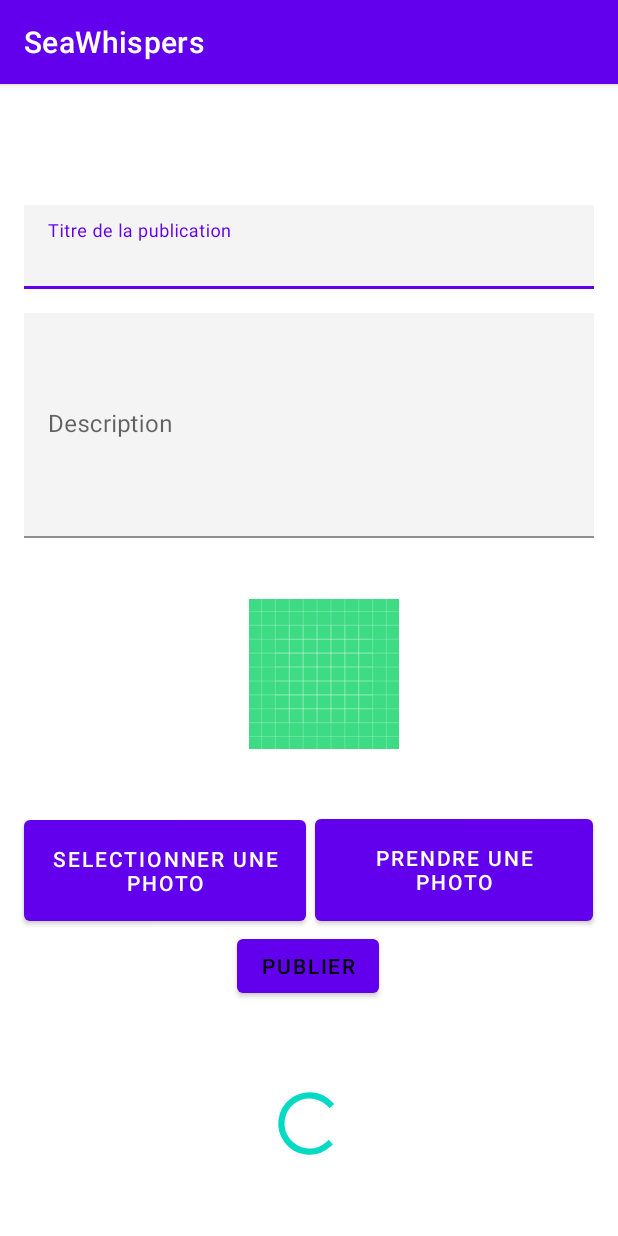
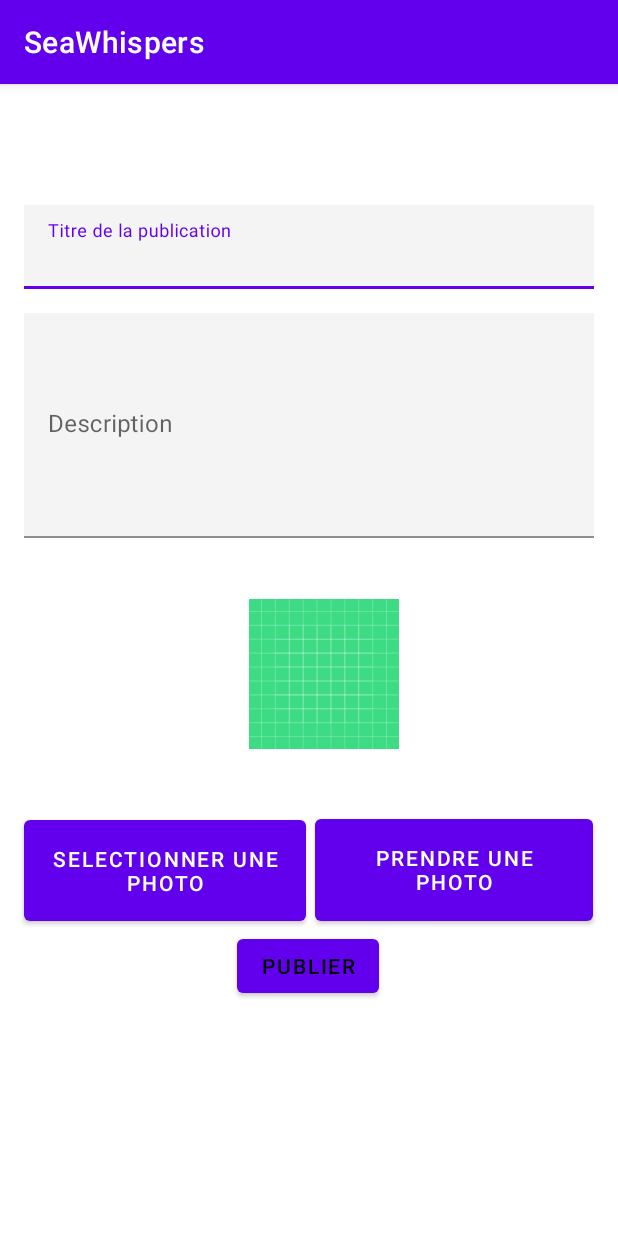
Before and after one commit to QuantumEnigmaa/NetworkApp, an Android app: the PostActivity screen opened directly, with no data from a screen before it, on a phone screen of 412 x 824 dp. Run offline under Robolectric (Android 15) with nearby library versions, the phone set to English and light mode, and no system bars; our stand-ins replace Firebase (no records; nobody signed in at launch, a user with empty details on screens opened directly), Picasso; plain views replace CircularProgressBar.

Commit message:
test progress bar

```diff
--- a/app/src/main/java/fr/isen/networkapp/pk/PostActivity.kt
+++ b/app/src/main/java/fr/isen/networkapp/pk/PostActivity.kt
@@ -8,6 +8,7 @@ import android.net.Uri
 import androidx.appcompat.app.AppCompatActivity
 import android.os.Bundle
 import android.provider.MediaStore
+import android.view.View
 import fr.isen.networkapp.pk.databinding.ActivityPostBinding
 import android.widget.ProgressBar
 import com.google.firebase.storage.StorageReference
@@ -45,7 +46,6 @@ class PostActivity : AppCompatActivity() {
             //TODO: better username plz
             binding.progressCircular.apply {
                 progressMax = 100f
-                setProgressWithAnimation(50f, 1000)
                 progressBarWidth = 5f
                 backgroundProgressBarWidth = 2f
                 progressBarColor = Color.BLUE
@@ -55,6 +55,7 @@ class PostActivity : AppCompatActivity() {
     }
 
     private fun uploadData() {
+        binding.progressCircular.visibility= View.VISIBLE
         if (filepath != null) {
             val imgFile: StorageReference = storageRef.child(UUID.randomUUID().toString())
             imgFile.putFile(filepath).addOnSuccessListener {
@@ -73,7 +74,8 @@ class PostActivity : AppCompatActivity() {
             }.addOnFailureListener {
                 it.message?.let { it1 -> toast(it1) }
             }.addOnProgressListener {
-                //TODO: handle progress bar
+                var prog: Long = (100 * it.bytesTransferred/it.totalByteCount)
+                binding.progressCircular.progress=prog.toFloat()
             }
         } else {
             toast("Veuillez choisir une image")
--- a/app/src/main/res/layout/activity_post.xml
+++ b/app/src/main/res/layout/activity_post.xml
@@ -123,6 +123,7 @@
         app:layout_constraintBottom_toBottomOf="parent"
         app:layout_constraintEnd_toEndOf="parent"
         app:layout_constraintStart_toStartOf="parent"
-        app:cpb_progress_direction="to_right"/>
+        app:cpb_progress_direction="to_right"
+        android:visibility="invisible"/>
 
 </androidx.constraintlayout.widget.ConstraintLayout>
```
